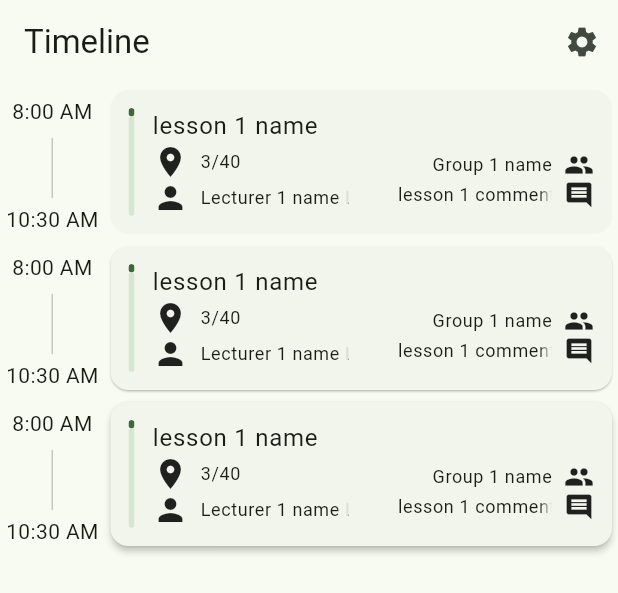
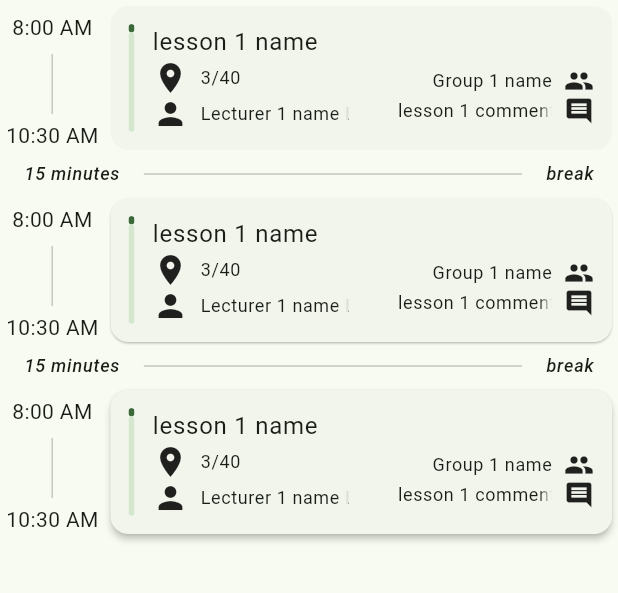
Before and after one commit to SilverNETGroupSGGW/Straciatella, a Flutter app: the Timeline widget shown alone on an empty page, opened directly, on a phone screen of 412 x 824 dp. Shown: the top 593 px of the screen. Run offline on Flutter 3.47's test engine with Material 3 defaults, Android fonts, the phone set to English and light mode, and no system bars; our stand-ins replace dio, easy_localization, flutter_colorpicker, flutter_riverpod, google_fonts, hive and 1 more; accounts and stored records are empty; statements that could not run were skipped.

Commit message:
Refactor timeline screen and add break divider

```diff
--- a/lib/screens/timeline_screen.dart
+++ b/lib/screens/timeline_screen.dart
@@ -3,7 +3,6 @@ import 'package:flutter/material.dart';
 import 'package:flutter_riverpod/flutter_riverpod.dart';
 import 'package:psggw/models/lesson_model.dart';
 import 'package:psggw/models/schedule_model.dart';
-import 'package:psggw/screens/settings_screen.dart';
 
 import 'package:psggw/widgets/timeline/lesson_tile.dart';
 
@@ -13,37 +12,68 @@ class Timeline extends ConsumerWidget {
   @override
   Widget build(BuildContext context, WidgetRef ref) {
     List<Lesson> lessons = ref.watch(schedulesDataProvider)[0].lessons;
-    return Scaffold(
-        appBar: AppBar(
-          title: Text('timeline'.tr()),
-          actions: [
-            IconButton(
-              onPressed: () {
-                Navigator.push(
-                  context,
-                  MaterialPageRoute(
-                    builder: (context) => SettingsScreen(),
-                  ),
-                );
-              },
-              icon: Icon(Icons.settings),
-            ),
-          ],
-        ),
-        body: ListView(
+    return ListView(
       children: [
         LessonTile(
           lesson: lessons[0],
         ),
+        BreakDivider(
+          duration: Duration(minutes: 15),
+        ),
         LessonTile(
           lesson: lessons[0],
           elevation: 0.6,
+        ),
+        BreakDivider(
+          duration: Duration(minutes: 15),
         ),
         LessonTile(
           lesson: lessons[0],
           elevation: 2,
         ),
       ],
-        ));
+    );
   }
 }
+
+class BreakDivider extends StatelessWidget {
+  const BreakDivider({
+    super.key,
+    required this.duration,
+  });
+
+  final Duration duration;
+
+  @override
+  Widget build(BuildContext context) {
+    return Row(
+      children: [
+        Padding(
+          padding: const EdgeInsets.symmetric(
+            horizontal: 16.0,
+            vertical: 4.0,
+          ),
+          child: Text(
+            duration.inMinutes.toString() + ' ' + 'minutes'.tr(),
+            style: Theme.of(context).textTheme.labelMedium!.copyWith(
+                  fontStyle: FontStyle.italic,
+                ),
+          ),
+        ),
+        Expanded(child: Divider()),
+        Padding(
+          padding: const EdgeInsets.symmetric(
+            horizontal: 16.0,
+            vertical: 4.0,
+          ),
+          child: Text(
+            'break'.tr(),
+            style: Theme.of(context).textTheme.labelMedium!.copyWith(
+                  fontStyle: FontStyle.italic,
+                ),
+          ),
+        ),
+      ],
+    );
+  }
+}
```
Lines whose indentation alone changed are shown as unchanged.
